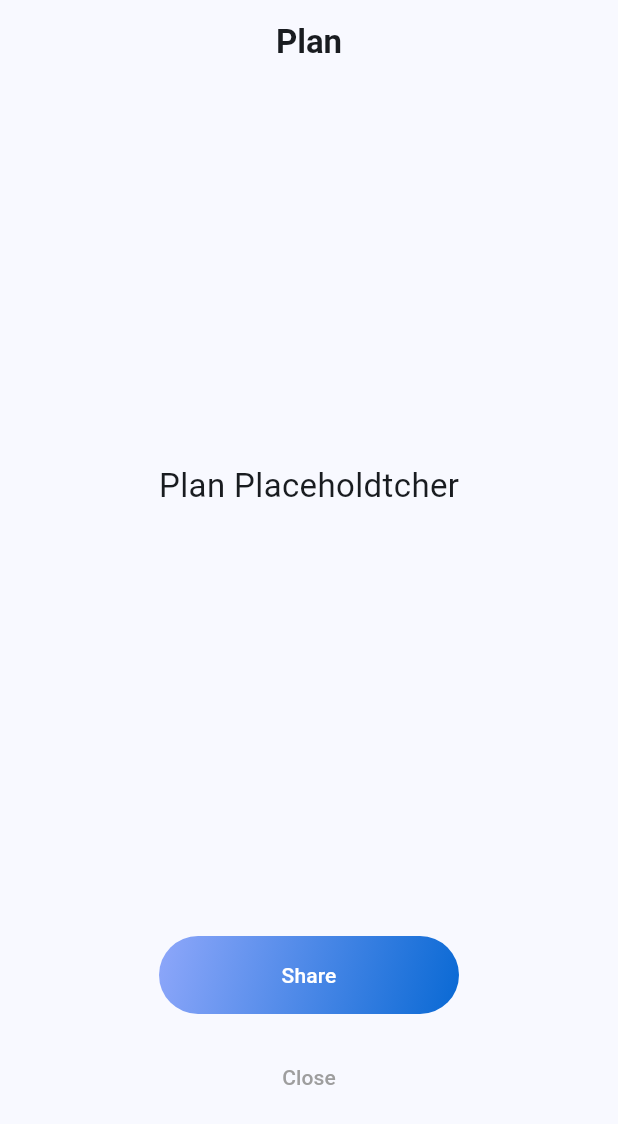
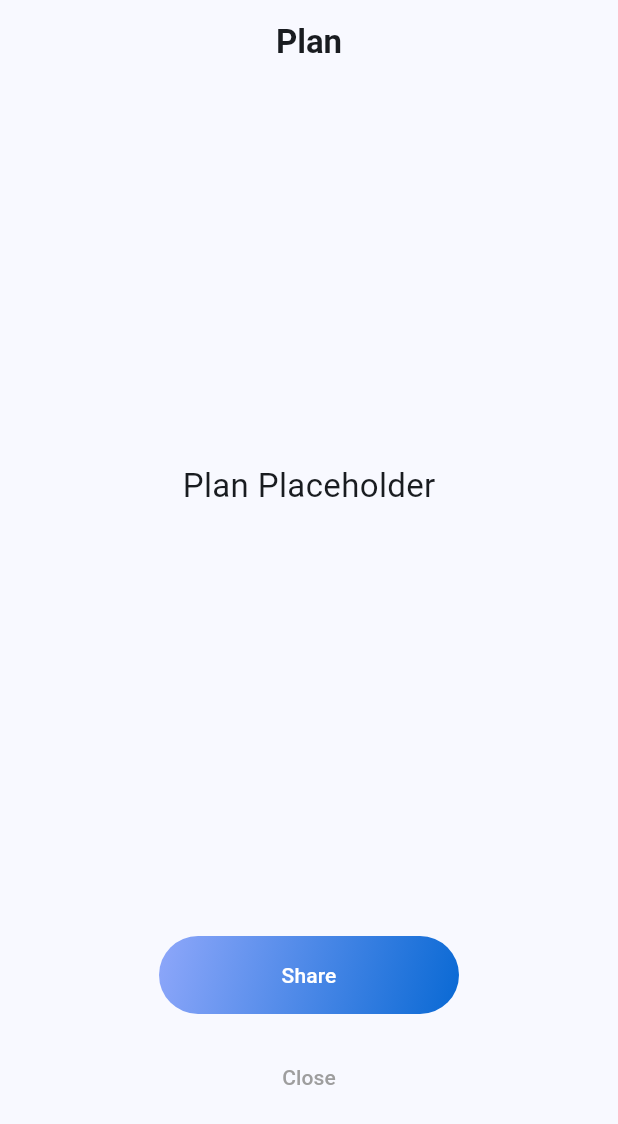
Before and after one commit to tmitchmachine/genplan, a Flutter app: the PlanPage screen opened directly, after a tap on "Share", on a phone screen of 412 x 824 dp. Shown: the top 1124 px of the screen. Run offline on Flutter 3.47's test engine with Material 3 defaults, Android fonts, the phone set to English and light mode, and no system bars; our stand-ins replace cloud_firestore, firebase_auth, firebase_core, share_plus; accounts and stored records are empty; network calls fail.

Commit message:
Got the Share Screen To Open

```diff
--- a/lib/screens/plan.dart
+++ b/lib/screens/plan.dart
@@ -1,6 +1,9 @@
 import 'package:flutter/material.dart';
+import 'package:share_plus/share_plus.dart';
 
 class PlanPage extends StatelessWidget {
+  final String placeholderText = 'Plan Placeholder'; // Fixed the typo
+
   @override
   Widget build(BuildContext context) {
     return Scaffold(
@@ -22,8 +25,8 @@ class PlanPage extends StatelessWidget {
             left: 0,
             right: 0,
             child: Center(
-              child: const Text(
-                'Plan Placeholdtcher',
+              child: Text(
+                placeholderText,
                 style: TextStyle(fontSize: 22),
               ),
             ),
@@ -48,8 +51,8 @@ class PlanPage extends StatelessWidget {
                   ),
                   child: ElevatedButton(
                     onPressed: () {
-                      // Replace sharing logic with your desired action
-                      print('Share button pressed');
+                      // Share the placeholder text
+                      shareText(placeholderText);
                     },
                     style: ElevatedButton.styleFrom(
                       backgroundColor:
@@ -100,4 +103,8 @@ class PlanPage extends StatelessWidget {
       ),
     );
   }
+
+  void shareText(String text) {
+    Share.share(text, subject: 'Sharing a Plan'); // Add subject if needed
+  }
 }
--- a/pubspec.yaml
+++ b/pubspec.yaml
@@ -19,6 +19,7 @@ dependencies:
   firebase_auth: ^4.16.0
   firebase_core: ^2.24.2
   cloud_firestore: ^4.14.0
+  share_plus: ^10.0.2
 
 dev_dependencies:
   flutter_test:
@@ -59,9 +60,8 @@ flutter:
   uses-material-design: true
 
   # To add assets to your application, add an assets section, like this:
-  # assets:
-  #   - images/a_dot_burr.jpeg
-  #   - images/a_dot_ham.jpeg
+  assets:
+    - assets/icon/icon.png
 
   # An image asset can refer to one or more resolution-specific "variants", see
   # https://flutter.dev/assets-and-images/#resolution-aware
```
Also changed, not shown: pubspec.lock, 8 other files.
